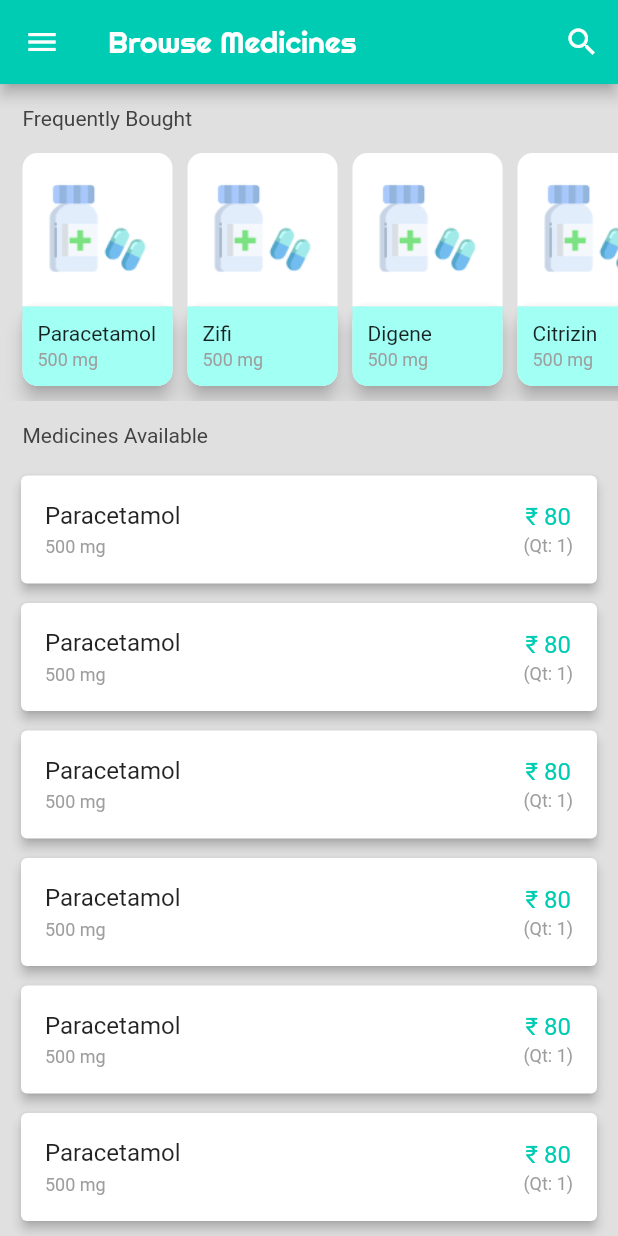
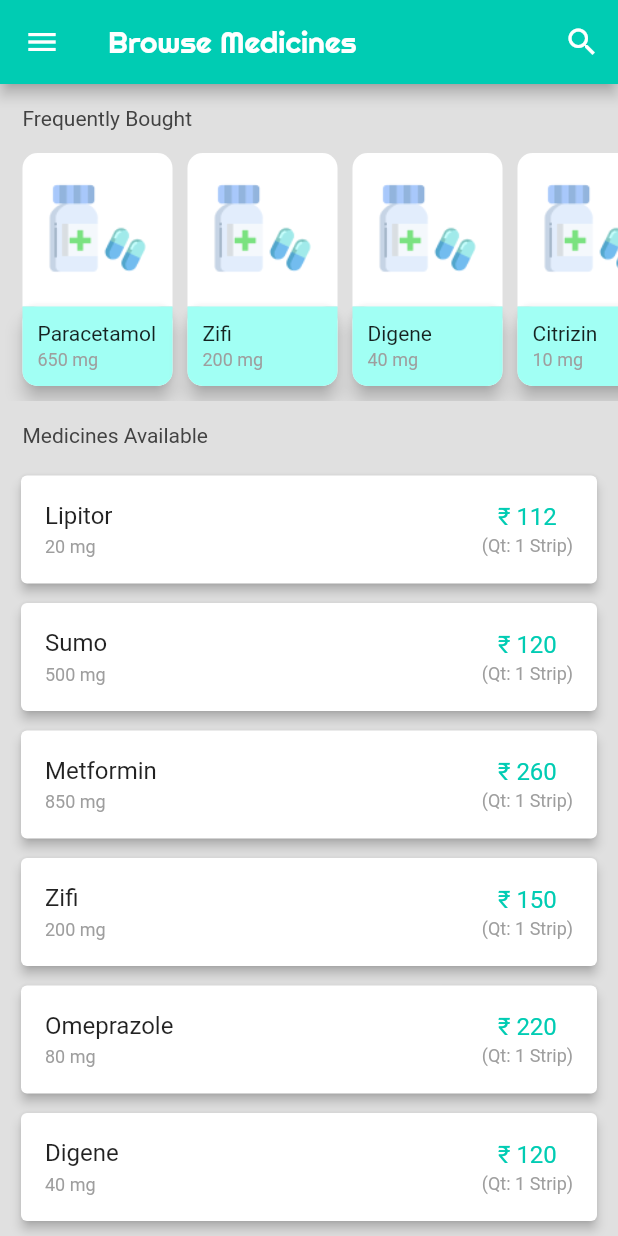
Before and after one commit to iamsureshsharma/medishop, a Flutter app: the ProductList screen opened directly, on a phone screen of 412 x 824 dp. Run offline on Flutter 3.47's test engine with Material 2 defaults, Android fonts, the phone set to English and light mode, and no system bars; our stand-ins replace google_fonts.

```diff
--- a/lib/src/screens/login/login.dart
+++ b/lib/src/screens/login/login.dart
@@ -72,15 +72,19 @@
                     if (_scrollController.position.userScrollDirection == ScrollDirection.reverse) {
                       setState(() {
                         containerHeight = 400;
-                        iconSize = 70;
-                        textSize = 40;
+                        Timer(Duration(milliseconds: 200), () {
+                          iconSize = 70;
+                          textSize = 40;
+                        });
                       });
                     } else if (_scrollController.position.userScrollDirection == ScrollDirection.forward) {
                       setState(() {
                         containerHeight = 430;
                         containerWidth = 500;
-                        iconSize = 100;
-                        textSize = 50;
+                        Timer(Duration(milliseconds: 200), () {
+                          iconSize = 100;
+                          textSize = 50;
+                        });
                       });
                     }
                     return true;
@@ -234,7 +238,8 @@
                 child: SingleChildScrollView(
                   scrollDirection: Axis.horizontal,
                   physics: NeverScrollableScrollPhysics(),
-                  child: Container(
+                  child: AnimatedContainer(
+                    duration: Duration(milliseconds: 250),
                     height: containerHeight,
                     width: containerWidth,
                     decoration: BoxDecoration(shape: BoxShape.circle, color: primaryColor),
--- a/lib/src/screens/product_list/productList.dart
+++ b/lib/src/screens/product_list/productList.dart
@@ -3,6 +3,7 @@
 import 'package:flutter/material.dart';
 import 'package:flutter/services.dart';
 import 'package:google_fonts/google_fonts.dart';
+import 'package:medishop/src/model/med.dart';
 import 'package:medishop/src/provider/store.dart';
 import 'package:medishop/src/screens/address/address.dart';
 import 'package:medishop/src/screens/myprofile/myprofile.dart';
@@ -27,12 +28,32 @@
 
   AppState provider;
 
-  List<String> medname = List();
+  List<Med> topMedName = List();
+
+  List<Med> commonMedNames = List();
 
   @override
   void initState() {
     super.initState();
-    medname = ['Paracetamol', 'Zifi', 'Digene', 'Citrizin', 'Sumo'];
+    topMedName = [
+      Med(name: 'Paracetamol', strength: '650 mg', price: 120, quantity: 1),
+      Med(name: 'Zifi', strength: '200 mg', price: 150, quantity: 1),
+      Med(name: 'Digene', strength: '40 mg', price: 120, quantity: 1),
+      Med(name: 'Citrizin', strength: '10 mg', price: 90, quantity: 1),
+      Med(name: 'Sumo', strength: '500 mg', price: 120, quantity: 1),
+    ];
+    commonMedNames = [
+      Med(name: 'Lipitor', strength: '20 mg', quantity: 1, price: 112),
+      Med(name: 'Sumo', strength: '500 mg', price: 120, quantity: 1),
+      Med(name: 'Metformin', strength: '850 mg', price: 260, quantity: 1),
+      Med(name: 'Zifi', strength: '200 mg', price: 150, quantity: 1),
+      Med(name: 'Omeprazole', strength: '80 mg', price: 220, quantity: 1),
+      Med(name: 'Digene', strength: '40 mg', price: 120, quantity: 1),
+      Med(name: 'Prinivil', strength: '20 mg', price: 150, quantity: 1),
+      Med(name: 'Citrizin', strength: '10 mg', price: 90, quantity: 1),
+      Med(name: 'Synthroid', strength: '100 mcg', price: 120, quantity: 1),
+      Med(name: 'Sumo', strength: '500 mg', price: 120, quantity: 1),
+    ];
   }
 
   final _scaffoldKey = GlobalKey<ScaffoldState>();
@@ -65,7 +86,9 @@
                   Icons.search,
                   color: Colors.white,
                 ),
-                onPressed: () {})
+                onPressed: () {
+                  showSearch(context: context, delegate: Search());
+                })
           ],
         ),
         drawer: Container(
@@ -167,9 +190,9 @@
                   height: 165,
                   child: ListView.builder(
                     itemBuilder: (context, index) {
-                      return medCard(medname[index]);
+                      return medCard(topMedName[index]);
                     },
-                    itemCount: medname.length,
+                    itemCount: topMedName.length,
                     shrinkWrap: true,
                     scrollDirection: Axis.horizontal,
                     padding: EdgeInsets.only(left: 15),
@@ -190,9 +213,9 @@
                   padding: EdgeInsets.fromLTRB(10, 0, 10, 0),
                   child: ListView.builder(
                     itemBuilder: (context, index) {
-                      return medAvailable();
+                      return medAvailable(commonMedNames[index]);
                     },
-                    itemCount: 8,
+                    itemCount: commonMedNames.length,
                     shrinkWrap: true,
                     physics: NeverScrollableScrollPhysics(),
                   ),
@@ -206,18 +229,18 @@
     );
   }
 
-  Widget medAvailable() {
+  Widget medAvailable(Med med) {
     return Container(
       margin: EdgeInsets.only(bottom: 5),
       child: Card(
         elevation: 3,
         child: ListTile(
-          onTap: (){
-            Navigator.of(context).push(MaterialPageRoute(builder: (context)=>ProductDetail()));
+          onTap: () {
+            Navigator.of(context).push(MaterialPageRoute(builder: (context) => ProductDetail(med: med ?? '')));
           },
-          title: Text('Paracetamol'),
+          title: Text(med?.name ?? ''),
           subtitle: Text(
-            '500 mg',
+            med?.strength ?? '',
             style: TextStyle(
               fontSize: 12,
               color: Colors.grey.shade500,
@@ -227,12 +250,12 @@
             mainAxisAlignment: MainAxisAlignment.center,
             children: [
               Text(
-                '₹ 80',
+                '₹ ${med.price ?? ''}',
                 style: TextStyle(color: primaryColor, fontSize: 16, fontWeight: FontWeight.w400),
               ),
               SizedBox(height: 3),
               Text(
-                '(Qt: 1)',
+                '(Qt: ${med?.quantity} Strip)',
                 style: TextStyle(
                   fontSize: 12,
                   color: Colors.grey.shade500,
@@ -245,8 +268,12 @@
     );
   }
 
-  Widget medCard(String name) {
-    return Container(
+  Widget medCard(Med med) {
+    return GestureDetector(
+      onTap: () {
+        Navigator.of(context).push(MaterialPageRoute(builder: (context) => ProductDetail(med: med ?? '')));
+      },
+      child: Container(
         margin: EdgeInsets.only(right: 10),
         child: Column(
           children: [
@@ -270,10 +297,10 @@
                 child: Column(
                   crossAxisAlignment: CrossAxisAlignment.start,
                   children: [
-                  Text(name),
+                    Text(med?.name ?? ''),
                     SizedBox(height: 3),
                     Text(
-                    '500 mg',
+                      med?.strength ?? '',
                       style: TextStyle(
                         fontSize: 12,
                         color: Colors.grey.shade500,
@@ -286,6 +313,44 @@
             ),
           ],
         ),
+      ),
     );
   }
 }
+
+class Search extends SearchDelegate<String> {
+  @override
+  List<Widget> buildActions(BuildContext context) {
+    return [
+      IconButton(
+          icon: Icon(Icons.clear),
+          onPressed: () {
+            query = "";
+          })
+    ];
+  }
+
+  @override
+  Widget buildLeading(BuildContext context) {
+    return IconButton(
+        icon: AnimatedIcon(icon: AnimatedIcons.menu_arrow, progress: transitionAnimation),
+        onPressed: () {
+          close(context, null);
+        });
+  }
+
+  @override
+  Widget buildResults(BuildContext context) {}
+
+  @override
+  Widget buildSuggestions(BuildContext context) {
+    return ListView.builder(
+      itemBuilder: (context, index) {
+        return Text('');
+      },
+      itemCount: 2,
+      shrinkWrap: true,
+      physics: NeverScrollableScrollPhysics(),
+    );
+  }
+}
--- a/lib/src/screens/signup/signup.dart
+++ b/lib/src/screens/signup/signup.dart
@@ -77,15 +77,19 @@
                     if (_scrollController.position.userScrollDirection == ScrollDirection.reverse) {
                       setState(() {
                         continerHeight = 400;
-                        iconSize = 70;
-                        textSize = 40;
+                        Timer(Duration(milliseconds: 200), () {
+                          iconSize = 70;
+                          textSize = 40;
+                        });
                       });
                     } else if (_scrollController.position.userScrollDirection == ScrollDirection.forward) {
                       setState(() {
                         continerHeight = 430;
                         continerWidth = 500;
-                        iconSize = 100;
-                        textSize = 50;
+                        Timer(Duration(milliseconds: 200), () {
+                          iconSize = 100;
+                          textSize = 50;
+                        });
                       });
                     }
                     return true;
```
Also changed, not shown: lib/src/screens/product_detail/product_detail.dart (+43 -20 lines). Lines whose indentation alone changed are shown as unchanged.
